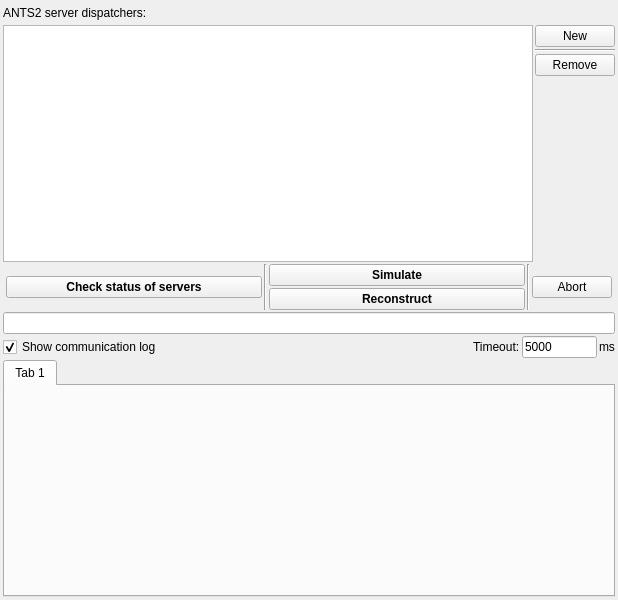
andrmor/ANTS2, file src/gui/aremotewindow.ui: the form before one commit.
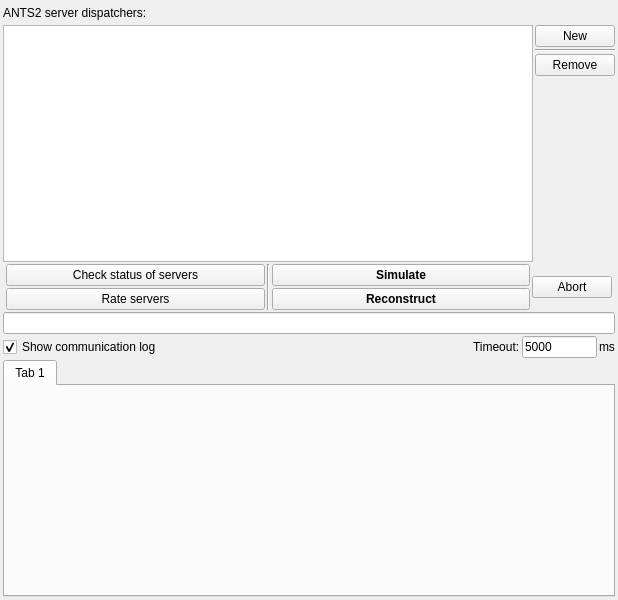
The form after the commit.

The edit to the form file:
```diff
--- a/src/gui/aremotewindow.ui
+++ b/src/gui/aremotewindow.ui
@@ -108,6 +108,11 @@
        <number>3</number>
       </property>
       <item>
+       <layout class="QVBoxLayout" name="verticalLayout_4">
+        <property name="leftMargin">
+         <number>0</number>
+        </property>
+        <item>
        <widget class="QPushButton" name="pbStatus">
         <property name="sizePolicy">
          <sizepolicy hsizetype="Expanding" vsizetype="Fixed">
@@ -123,8 +128,8 @@
         </property>
         <property name="font">
          <font>
-          <weight>75</weight>
-          <bold>true</bold>
+            <weight>50</weight>
+            <bold>false</bold>
          </font>
         </property>
         <property name="text">
@@ -133,6 +138,15 @@
        </widget>
       </item>
       <item>
+         <widget class="QPushButton" name="pbRateServers">
+          <property name="text">
+           <string>Rate servers</string>
+          </property>
+         </widget>
+        </item>
+       </layout>
+      </item>
+      <item>
        <widget class="Line" name="line_2">
         <property name="orientation">
          <enum>Qt::Vertical</enum>
@@ -193,13 +207,6 @@
         </item>
        </layout>
       </item>
-      <item>
-       <widget class="Line" name="line_3">
-        <property name="orientation">
-         <enum>Qt::Vertical</enum>
-        </property>
-       </widget>
-      </item>
       <item>
        <widget class="QPushButton" name="pbAbort">
         <property name="text">
```
Lines whose indentation alone changed are shown as unchanged.
